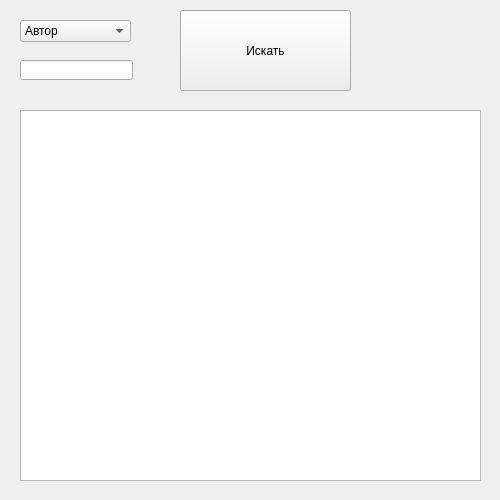
Above: UI.ui from GoldmanYT/yandex_lyceum before the change. Below: the same form after it.
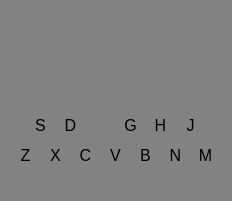
That is the form after the change.

```diff
--- a/UI.ui
+++ b/UI.ui
@@ -6,66 +6,551 @@
    <rect>
     <x>0</x>
     <y>0</y>
-    <width>500</width>
-    <height>500</height>
+    <width>232</width>
+    <height>201</height>
    </rect>
   </property>
+  <property name="palette">
+   <palette>
+    <active>
+     <colorrole role="Base">
+      <brush brushstyle="SolidPattern">
+       <color alpha="255">
+        <red>255</red>
+        <green>255</green>
+        <blue>255</blue>
+       </color>
+      </brush>
+     </colorrole>
+     <colorrole role="Window">
+      <brush brushstyle="SolidPattern">
+       <color alpha="255">
+        <red>130</red>
+        <green>130</green>
+        <blue>130</blue>
+       </color>
+      </brush>
+     </colorrole>
+    </active>
+    <inactive>
+     <colorrole role="Base">
+      <brush brushstyle="SolidPattern">
+       <color alpha="255">
+        <red>255</red>
+        <green>255</green>
+        <blue>255</blue>
+       </color>
+      </brush>
+     </colorrole>
+     <colorrole role="Window">
+      <brush brushstyle="SolidPattern">
+       <color alpha="255">
+        <red>130</red>
+        <green>130</green>
+        <blue>130</blue>
+       </color>
+      </brush>
+     </colorrole>
+    </inactive>
+    <disabled>
+     <colorrole role="Base">
+      <brush brushstyle="SolidPattern">
+       <color alpha="255">
+        <red>130</red>
+        <green>130</green>
+        <blue>130</blue>
+       </color>
+      </brush>
+     </colorrole>
+     <colorrole role="Window">
+      <brush brushstyle="SolidPattern">
+       <color alpha="255">
+        <red>130</red>
+        <green>130</green>
+        <blue>130</blue>
+       </color>
+      </brush>
+     </colorrole>
+    </disabled>
+   </palette>
+  </property>
+  <property name="mouseTracking">
+   <bool>true</bool>
+  </property>
   <property name="windowTitle">
    <string>Каталог библиотеки</string>
   </property>
   <widget class="QWidget" name="centralwidget">
-   <widget class="QComboBox" name="cb">
+   <property name="mouseTracking">
+    <bool>true</bool>
+   </property>
+   <widget class="QLabel" name="c1">
     <property name="geometry">
      <rect>
-      <x>20</x>
-      <y>20</y>
-      <width>111</width>
-      <height>22</height>
+      <x>10</x>
+      <y>10</y>
+      <width>31</width>
+      <height>101</height>
      </rect>
     </property>
-    <item>
-     <property name="text">
-      <string>Автор</string>
-     </property>
-    </item>
-    <item>
-     <property name="text">
-      <string>Название</string>
-     </property>
-    </item>
+    <property name="mouseTracking">
+     <bool>true</bool>
+    </property>
+    <property name="text">
+     <string/>
+    </property>
    </widget>
-   <widget class="QPushButton" name="btn">
+   <widget class="QLabel" name="d1">
+    <property name="geometry">
+     <rect>
+      <x>40</x>
+      <y>10</y>
+      <width>31</width>
+      <height>101</height>
+     </rect>
+    </property>
+    <property name="mouseTracking">
+     <bool>true</bool>
+    </property>
+    <property name="text">
+     <string/>
+    </property>
+   </widget>
+   <widget class="QLabel" name="e1">
+    <property name="geometry">
+     <rect>
+      <x>70</x>
+      <y>10</y>
+      <width>31</width>
+      <height>101</height>
+     </rect>
+    </property>
+    <property name="mouseTracking">
+     <bool>true</bool>
+    </property>
+    <property name="text">
+     <string/>
+    </property>
+   </widget>
+   <widget class="QLabel" name="f1">
+    <property name="geometry">
+     <rect>
+      <x>100</x>
+      <y>10</y>
+      <width>31</width>
+      <height>101</height>
+     </rect>
+    </property>
+    <property name="mouseTracking">
+     <bool>true</bool>
+    </property>
+    <property name="text">
+     <string/>
+    </property>
+   </widget>
+   <widget class="QLabel" name="g1">
+    <property name="geometry">
+     <rect>
+      <x>130</x>
+      <y>10</y>
+      <width>31</width>
+      <height>101</height>
+     </rect>
+    </property>
+    <property name="mouseTracking">
+     <bool>true</bool>
+    </property>
+    <property name="text">
+     <string/>
+    </property>
+   </widget>
+   <widget class="QLabel" name="a1">
+    <property name="geometry">
+     <rect>
+      <x>160</x>
+      <y>10</y>
+      <width>31</width>
+      <height>101</height>
+     </rect>
+    </property>
+    <property name="mouseTracking">
+     <bool>true</bool>
+    </property>
+    <property name="text">
+     <string/>
+    </property>
+   </widget>
+   <widget class="QLabel" name="b1">
+    <property name="geometry">
+     <rect>
+      <x>190</x>
+      <y>10</y>
+      <width>31</width>
+      <height>101</height>
+     </rect>
+    </property>
+    <property name="mouseTracking">
+     <bool>true</bool>
+    </property>
+    <property name="text">
+     <string/>
+    </property>
+   </widget>
+   <widget class="QLabel" name="c_1">
+    <property name="geometry">
+     <rect>
+      <x>32</x>
+      <y>10</y>
+      <width>16</width>
+      <height>50</height>
+     </rect>
+    </property>
+    <property name="mouseTracking">
+     <bool>true</bool>
+    </property>
+    <property name="text">
+     <string/>
+    </property>
+   </widget>
+   <widget class="QLabel" name="d_1">
+    <property name="geometry">
+     <rect>
+      <x>62</x>
+      <y>10</y>
+      <width>16</width>
+      <height>50</height>
+     </rect>
+    </property>
+    <property name="mouseTracking">
+     <bool>true</bool>
+    </property>
+    <property name="text">
+     <string/>
+    </property>
+   </widget>
+   <widget class="QLabel" name="f_1">
+    <property name="geometry">
+     <rect>
+      <x>122</x>
+      <y>10</y>
+      <width>16</width>
+      <height>50</height>
+     </rect>
+    </property>
+    <property name="mouseTracking">
+     <bool>true</bool>
+    </property>
+    <property name="text">
+     <string/>
+    </property>
+   </widget>
+   <widget class="QLabel" name="g_1">
+    <property name="geometry">
+     <rect>
+      <x>152</x>
+      <y>10</y>
+      <width>16</width>
+      <height>50</height>
+     </rect>
+    </property>
+    <property name="mouseTracking">
+     <bool>true</bool>
+    </property>
+    <property name="text">
+     <string/>
+    </property>
+   </widget>
+   <widget class="QLabel" name="a_1">
+    <property name="geometry">
+     <rect>
+      <x>182</x>
+      <y>10</y>
+      <width>16</width>
+      <height>50</height>
+     </rect>
+    </property>
+    <property name="mouseTracking">
+     <bool>true</bool>
+    </property>
+    <property name="text">
+     <string/>
+    </property>
+   </widget>
+   <widget class="QLabel" name="label">
+    <property name="geometry">
+     <rect>
+      <x>10</x>
+      <y>140</y>
+      <width>31</width>
+      <height>31</height>
+     </rect>
+    </property>
+    <property name="font">
+     <font>
+      <pointsize>12</pointsize>
+      <weight>50</weight>
+      <bold>false</bold>
+     </font>
+    </property>
+    <property name="text">
+     <string>Z</string>
+    </property>
+    <property name="alignment">
+     <set>Qt::AlignCenter</set>
+    </property>
+   </widget>
+   <widget class="QLabel" name="label_2">
+    <property name="geometry">
+     <rect>
+      <x>40</x>
+      <y>140</y>
+      <width>31</width>
+      <height>31</height>
+     </rect>
+    </property>
+    <property name="font">
+     <font>
+      <pointsize>12</pointsize>
+      <weight>50</weight>
+      <bold>false</bold>
+     </font>
+    </property>
+    <property name="text">
+     <string>X</string>
+    </property>
+    <property name="alignment">
+     <set>Qt::AlignCenter</set>
+    </property>
+   </widget>
+   <widget class="QLabel" name="label_3">
+    <property name="geometry">
+     <rect>
+      <x>70</x>
+      <y>140</y>
+      <width>31</width>
+      <height>31</height>
+     </rect>
+    </property>
+    <property name="font">
+     <font>
+      <pointsize>12</pointsize>
+      <weight>50</weight>
+      <bold>false</bold>
+     </font>
+    </property>
+    <property name="text">
+     <string>C</string>
+    </property>
+    <property name="alignment">
+     <set>Qt::AlignCenter</set>
+    </property>
+   </widget>
+   <widget class="QLabel" name="label_4">
+    <property name="geometry">
+     <rect>
+      <x>100</x>
+      <y>140</y>
+      <width>31</width>
+      <height>31</height>
+     </rect>
+    </property>
+    <property name="font">
+     <font>
+      <pointsize>12</pointsize>
+      <weight>50</weight>
+      <bold>false</bold>
+     </font>
+    </property>
+    <property name="text">
+     <string>V</string>
+    </property>
+    <property name="alignment">
+     <set>Qt::AlignCenter</set>
+    </property>
+   </widget>
+   <widget class="QLabel" name="label_5">
+    <property name="geometry">
+     <rect>
+      <x>130</x>
+      <y>140</y>
+      <width>31</width>
+      <height>31</height>
+     </rect>
+    </property>
+    <property name="font">
+     <font>
+      <pointsize>12</pointsize>
+      <weight>50</weight>
+      <bold>false</bold>
+     </font>
+    </property>
+    <property name="text">
+     <string>B</string>
+    </property>
+    <property name="alignment">
+     <set>Qt::AlignCenter</set>
+    </property>
+   </widget>
+   <widget class="QLabel" name="label_6">
+    <property name="geometry">
+     <rect>
+      <x>160</x>
+      <y>140</y>
+      <width>31</width>
+      <height>31</height>
+     </rect>
+    </property>
+    <property name="font">
+     <font>
+      <pointsize>12</pointsize>
+      <weight>50</weight>
+      <bold>false</bold>
+     </font>
+    </property>
+    <property name="text">
+     <string>N</string>
+    </property>
+    <property name="alignment">
+     <set>Qt::AlignCenter</set>
+    </property>
+   </widget>
+   <widget class="QLabel" name="label_7">
+    <property name="geometry">
+     <rect>
+      <x>190</x>
+      <y>140</y>
+      <width>31</width>
+      <height>31</height>
+     </rect>
+    </property>
+    <property name="font">
+     <font>
+      <pointsize>12</pointsize>
+      <weight>50</weight>
+      <bold>false</bold>
+     </font>
+    </property>
+    <property name="text">
+     <string>M</string>
+    </property>
+    <property name="alignment">
+     <set>Qt::AlignCenter</set>
+    </property>
+   </widget>
+   <widget class="QLabel" name="label_8">
+    <property name="geometry">
+     <rect>
+      <x>30</x>
+      <y>110</y>
+      <width>21</width>
+      <height>31</height>
+     </rect>
+    </property>
+    <property name="font">
+     <font>
+      <pointsize>12</pointsize>
+      <weight>50</weight>
+      <bold>false</bold>
+     </font>
+    </property>
+    <property name="text">
+     <string>S</string>
+    </property>
+    <property name="alignment">
+     <set>Qt::AlignCenter</set>
+    </property>
+   </widget>
+   <widget class="QLabel" name="label_9">
+    <property name="geometry">
+     <rect>
+      <x>60</x>
+      <y>110</y>
+      <width>21</width>
+      <height>31</height>
+     </rect>
+    </property>
+    <property name="font">
+     <font>
+      <pointsize>12</pointsize>
+      <weight>50</weight>
+      <bold>false</bold>
+     </font>
+    </property>
+    <property name="text">
+     <string>D</string>
+    </property>
+    <property name="alignment">
+     <set>Qt::AlignCenter</set>
+    </property>
+   </widget>
+   <widget class="QLabel" name="label_10">
+    <property name="geometry">
+     <rect>
+      <x>120</x>
+      <y>110</y>
+      <width>21</width>
+      <height>31</height>
+     </rect>
+    </property>
+    <property name="font">
+     <font>
+      <pointsize>12</pointsize>
+      <weight>50</weight>
+      <bold>false</bold>
+     </font>
+    </property>
+    <property name="text">
+     <string>G</string>
+    </property>
+    <property name="alignment">
+     <set>Qt::AlignCenter</set>
+    </property>
+   </widget>
+   <widget class="QLabel" name="label_11">
+    <property name="geometry">
+     <rect>
+      <x>150</x>
+      <y>110</y>
+      <width>21</width>
+      <height>31</height>
+     </rect>
+    </property>
+    <property name="font">
+     <font>
+      <pointsize>12</pointsize>
+      <weight>50</weight>
+      <bold>false</bold>
+     </font>
+    </property>
+    <property name="text">
+     <string>H</string>
+    </property>
+    <property name="alignment">
+     <set>Qt::AlignCenter</set>
+    </property>
+   </widget>
+   <widget class="QLabel" name="label_12">
     <property name="geometry">
      <rect>
       <x>180</x>
-      <y>10</y>
-      <width>171</width>
-      <height>81</height>
-     </rect>
-    </property>
-    <property name="text">
-     <string>Искать</string>
-    </property>
-   </widget>
-   <widget class="QLineEdit" name="le">
-    <property name="geometry">
-     <rect>
-      <x>20</x>
-      <y>60</y>
-      <width>113</width>
-      <height>20</height>
-     </rect>
-    </property>
-   </widget>
-   <widget class="QListWidget" name="lw">
-    <property name="geometry">
-     <rect>
-      <x>20</x>
       <y>110</y>
-      <width>461</width>
-      <height>371</height>
+      <width>21</width>
+      <height>31</height>
      </rect>
     </property>
+    <property name="font">
+     <font>
+      <pointsize>12</pointsize>
+      <weight>50</weight>
+      <bold>false</bold>
+     </font>
+    </property>
+    <property name="text">
+     <string>J</string>
+    </property>
+    <property name="alignment">
+     <set>Qt::AlignCenter</set>
+    </property>
    </widget>
   </widget>
  </widget>
```
Left out of the diff: 2 changed lines with no effect on the pictures.
